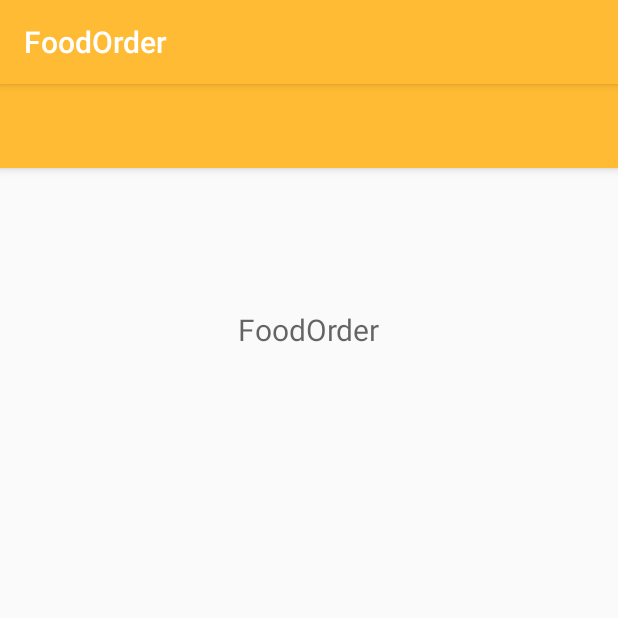
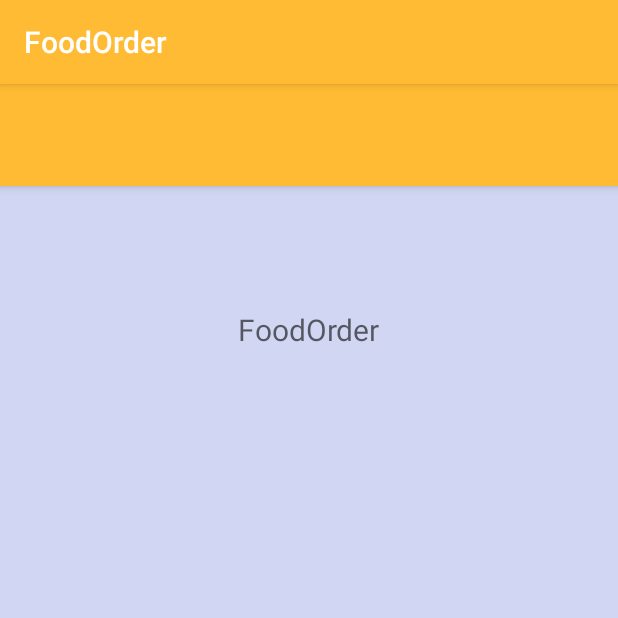
Before and after one commit to jakupierblina/FoodOrder, an Android app: the screen it shows after launch (MainActivity), on a phone screen of 412 x 824 dp, the top half of it. Run offline under Robolectric (Android 15) with nearby library versions, the phone set to English and light mode, and no system bars; 2 statements that could not run were skipped.

Commit message:
add toolbar

```diff
--- a/app/src/main/res/layout/activity_main.xml
+++ b/app/src/main/res/layout/activity_main.xml
@@ -1,16 +1,28 @@
 <RelativeLayout xmlns:android="http://schemas.android.com/apk/res/android"
+    xmlns:app="http://schemas.android.com/apk/res-auto"
     xmlns:tools="http://schemas.android.com/tools"
     android:layout_width="match_parent"
     android:layout_height="match_parent"
-    tools:context=".MainActivity">
+    android:background="#D1D6F3"
+    tools:context=".MainActivity"
+    tools:visibility="visible">
 
     <android.support.v7.widget.Toolbar
         android:id="@+id/my_toolbar"
         android:layout_width="match_parent"
-        android:layout_height="?attr/actionBarSize"
+        android:layout_height="69dp"
+        android:layout_alignParentStart="true"
+        android:layout_alignParentTop="true"
+        android:layout_alignParentEnd="true"
+        android:layout_marginStart="-2dp"
+        android:layout_marginTop="-1dp"
+        android:layout_marginEnd="-1dp"
         android:background="?attr/colorPrimary"
         android:elevation="4dp"
-        android:theme="@style/ThemeOverlay.AppCompat.ActionBar"/>
+        android:theme="@style/ThemeOverlay.AppCompat.ActionBar"
+        app:buttonGravity="top"
+        tools:visibility="visible" />
+
     <TextView
         android:id="@+id/title"
         android:layout_width="wrap_content"
```
Also changed, not shown: app/src/main/java/com/example/foodorder/MainActivity.java (+28 -1 lines), app/src/main/res/menu/menu.xml (added, +20 -0 lines), app/src/main/res/drawable/close.png (added), app/src/main/res/drawable/home.png (added), app/src/main/res/drawable/mail.png (added).
